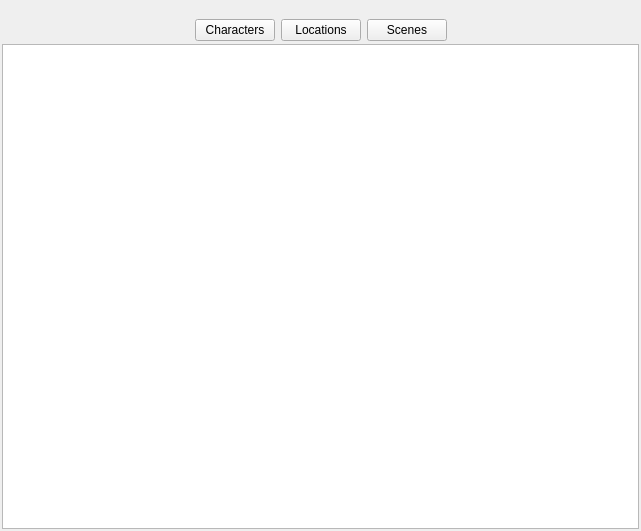
First picture: the form in ui/imported_novel_overview.ui, repository zkovari/plotlyst, before the edit.
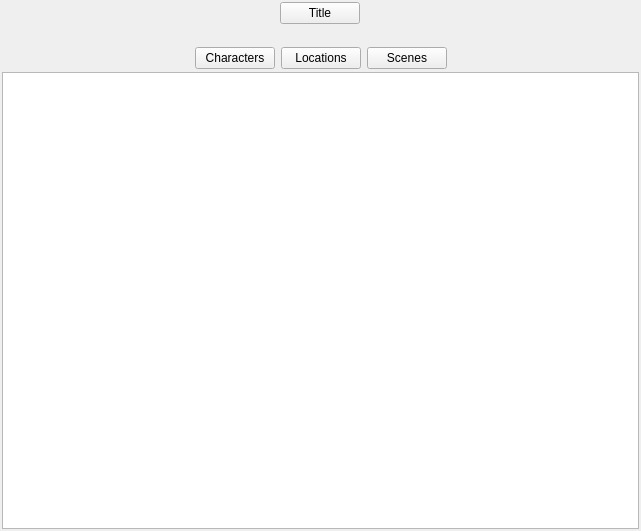
Second picture: the form after the edit. Custom widgets are drawn as their Qt base class.

Commit message: Change id for imported novel but store original one

```diff
--- a/ui/imported_novel_overview.ui
+++ b/ui/imported_novel_overview.ui
@@ -36,17 +36,25 @@
     <number>2</number>
    </property>
    <item alignment="Qt::AlignHCenter">
-    <widget class="QLabel" name="lblTitle">
-     <property name="font">
-      <font>
-       <bold>true</bold>
-      </font>
-     </property>
+    <widget class="QPushButton" name="btnTitle">
      <property name="text">
-      <string/>
+      <string>Title</string>
      </property>
     </widget>
    </item>
+   <item>
+    <spacer name="horizontalSpacer_5">
+     <property name="orientation">
+      <enum>Qt::Horizontal</enum>
+     </property>
+     <property name="sizeHint" stdset="0">
+      <size>
+       <width>40</width>
+       <height>20</height>
+      </size>
+     </property>
+    </spacer>
+   </item>
    <item>
     <layout class="QHBoxLayout" name="layoutButtons">
      <property name="spacing">
```
The commit also changes 3 other files.
